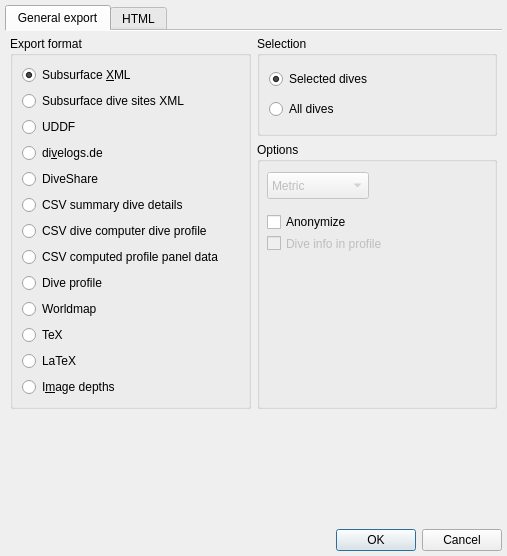
Qt form desktop-widgets/divelogexportdialog.ui (subsurface/subsurface) before a commit.
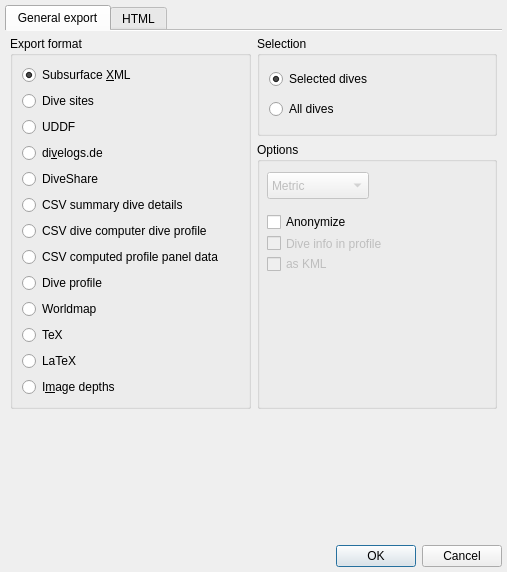
The same form after that commit. Icons and pictures are not drawn.

Commit message:
Export dive sites as KML
Offer to export the dive sites as a KML file that can be opened in
Google Earth and similar.

```diff
--- a/desktop-widgets/divelogexportdialog.ui
+++ b/desktop-widgets/divelogexportdialog.ui
@@ -7,7 +7,7 @@
     <x>0</x>
     <y>0</y>
     <width>507</width>
-    <height>556</height>
+    <height>572</height>
    </rect>
   </property>
   <property name="windowTitle">
@@ -191,6 +191,22 @@
               <string>Dive info in profile</string>
              </property>
             </widget>
+            <widget class="QCheckBox" name="kml">
+             <property name="enabled">
+              <bool>false</bool>
+             </property>
+             <property name="geometry">
+              <rect>
+               <x>10</x>
+               <y>110</y>
+               <width>92</width>
+               <height>24</height>
+              </rect>
+             </property>
+             <property name="text">
+              <string>as KML</string>
+             </property>
+            </widget>
            </widget>
           </item>
          </layout>
@@ -224,7 +240,7 @@
           <item>
            <widget class="QRadioButton" name="exportSubsurfaceSitesXML">
             <property name="text">
-             <string>Subsurface dive sites XML</string>
+             <string>Dive sites</string>
             </property>
             <attribute name="buttonGroup">
              <string notr="true">exportGroup</string>
```
Left out of the diff: 18 changed lines with no effect on the pictures. The commit also changes 7 other files.
